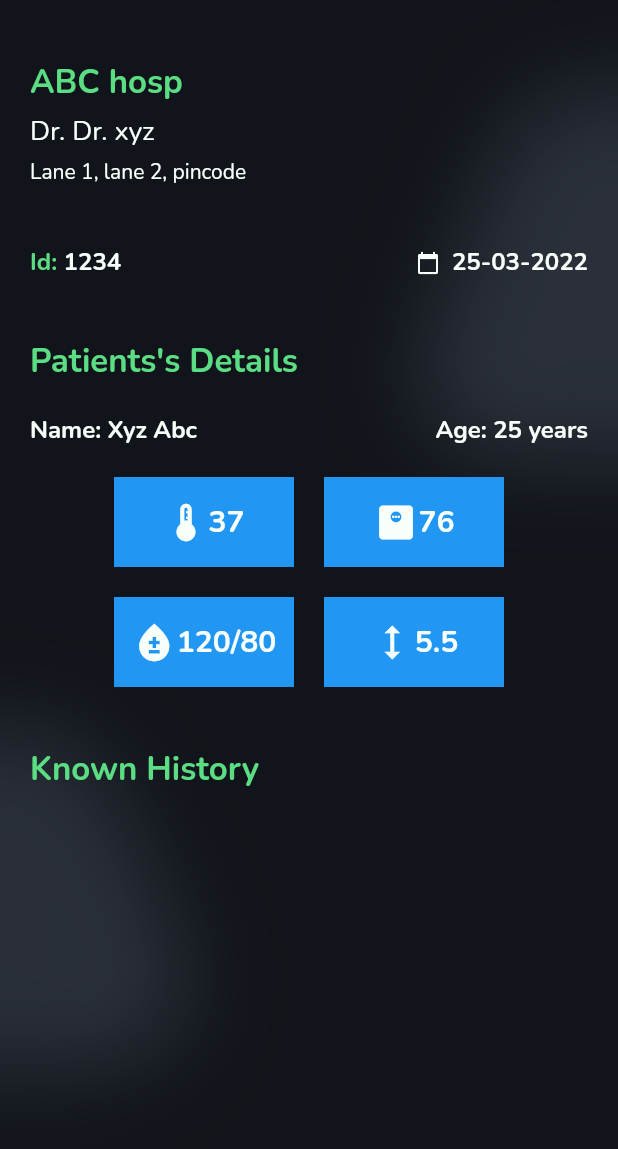
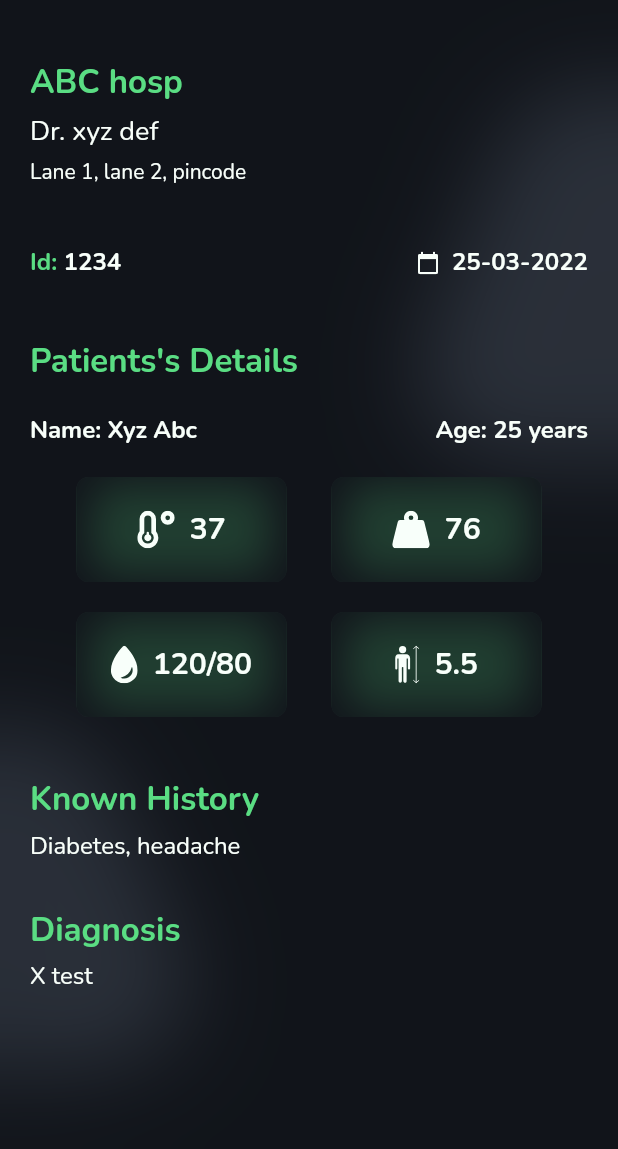
Before and after one commit to HeveshL/eRx, a Flutter app: the PrescriptionScreen screen opened directly, on a phone screen of 412 x 824 dp, the part 87-1236 px from its top. Run offline on Flutter 3.47's test engine with Material 2 defaults, Android fonts, the light colour scheme and no system bars; our stand-ins replace cloud_firestore, firebase_auth, firebase_core, flutter_svg, fluttertoast, google_fonts and 2 more; accounts and stored records are empty.

Commit message:
📃Prescription view updated

```diff
--- a/lib/screens/pharmacist_home_screen.dart
+++ b/lib/screens/pharmacist_home_screen.dart
@@ -239,13 +239,13 @@ class PharmacistHomeScreen extends StatelessWidget {
                                               const PrescriptionScreen(
                                             prescriptionId: "1234",
                                             hospitalName: "ABC hosp",
-                                            doctorName: "Dr. xyz",
+                                            doctorName: "xyz def",
                                             hospitalAddress:
                                                 "Lane 1, lane 2, pincode",
                                             prescriptionDate: "25-03-2022",
                                             patientName: "Xyz Abc",
                                             diagnosis: "X test",
-                                            knownHistory: "Diabetes",
+                                            knownHistory: "Diabetes, headache",
                                             patientAge: 25,
                                             patientBp: "120/80",
                                             patientHeight: "5.5",
--- a/lib/screens/prescription_screen.dart
+++ b/lib/screens/prescription_screen.dart
@@ -2,6 +2,7 @@ import 'dart:ui';
 
 import 'package:erx/utils/color_palette.dart';
 import 'package:erx/utils/svg_strings.dart';
+import 'package:erx/widgets/glass_box.dart';
 import 'package:flutter/material.dart';
 import 'package:flutter_svg/svg.dart';
 import 'package:google_fonts/google_fonts.dart';
@@ -68,7 +69,8 @@ class PrescriptionScreen extends StatelessWidget {
               color: const Color.fromARGB(255, 15, 18, 24).withOpacity(0.7),
             ),
             // Content
-            Padding(
+            SingleChildScrollView(
+              child: Padding(
                 padding: const EdgeInsets.symmetric(horizontal: 20),
                 child: Column(
                   crossAxisAlignment: CrossAxisAlignment.start,
@@ -223,103 +225,25 @@ class PrescriptionScreen extends StatelessWidget {
                     Center(
                       child: Wrap(
                         runSpacing: 20,
-                      spacing: 20,
+                        spacing: 30,
                         children: [
-                        Container(
-                          alignment: Alignment.center,
-                          width: 120,
-                          height: 60,
-                          color: Colors.blue,
-                          child: Row(
-                            mainAxisAlignment: MainAxisAlignment.center,
-                            children: [
-                              const Icon(
-                                Icons.thermostat,
-                                color: ColorPalette.honeyDew,
-                                size: 30,
+                          GlassBox(
+                            text: patientTemp == null ? "-" : "$patientTemp",
+                            svgString: SvgStrings.temperature,
                           ),
-                              Text(
-                                patientTemp == null ? "-" : "$patientTemp",
-                                style: GoogleFonts.nunito(
-                                  color: ColorPalette.honeyDew,
-                                  fontSize: 20,
-                                  fontWeight: FontWeight.bold,
+                          GlassBox(
+                            text:
+                                patientWeight == null ? "-" : "$patientWeight",
+                            svgString: SvgStrings.weight,
                           ),
+                          GlassBox(
+                            text: patientBp == null ? "-" : "$patientBp",
+                            svgString: SvgStrings.waterDrop,
                           ),
-                            ],
-                          ),
-                        ),
-                        Container(
-                          alignment: Alignment.center,
-                          width: 120,
-                          height: 60,
-                          color: Colors.blue,
-                          child: Row(
-                            mainAxisAlignment: MainAxisAlignment.center,
-                            children: [
-                              const Icon(
-                                Icons.monitor_weight,
-                                color: ColorPalette.honeyDew,
-                                size: 30,
-                              ),
-                              Text(
-                                patientWeight == null ? "-" : "$patientWeight",
-                                style: GoogleFonts.nunito(
-                                  color: ColorPalette.honeyDew,
-                                  fontSize: 20,
-                                  fontWeight: FontWeight.bold,
-                                ),
-                              ),
-                            ],
-                          ),
-                        ),
-                        Container(
-                          alignment: Alignment.center,
-                          width: 120,
-                          height: 60,
-                          color: Colors.blue,
-                          child: Row(
-                            mainAxisAlignment: MainAxisAlignment.center,
-                            children: [
-                              const Icon(
-                                Icons.bloodtype,
-                                color: ColorPalette.honeyDew,
-                                size: 30,
-                              ),
-                              Text(
-                                patientBp == null ? "-" : "$patientBp",
-                                style: GoogleFonts.nunito(
-                                  color: ColorPalette.honeyDew,
-                                  fontSize: 20,
-                                  fontWeight: FontWeight.bold,
-                                ),
-                              ),
-                            ],
-                          ),
-                        ),
-                        Container(
-                          alignment: Alignment.center,
-                          width: 120,
-                          height: 60,
-                          color: Colors.blue,
-                          child: Row(
-                            mainAxisAlignment: MainAxisAlignment.center,
-                            children: [
-                              const Icon(
-                                Icons.height,
-                                color: ColorPalette.honeyDew,
-                                size: 30,
-                              ),
-                              Text(
+                          GlassBox(
+                            text:
                                 patientHeight == null ? "-" : "$patientHeight",
-                                style: GoogleFonts.nunito(
-                                  color: ColorPalette.honeyDew,
-                                  fontSize: 20,
-                                  fontWeight: FontWeight.bold,
-                                ),
-                              ),
-                            ],
-                          ),
+                            svgString: SvgStrings.height,
                           ),
                         ],
                       ),
@@ -338,7 +262,43 @@ class PrescriptionScreen extends StatelessWidget {
                         ),
                       ),
                     ),
+                    const SizedBox(
+                      height: 5,
+                    ),
+                    Text(
+                      knownHistory ?? '-',
+                      style: GoogleFonts.nunito(
+                        color: ColorPalette.honeyDew,
+                        fontSize: 16,
+                        fontWeight: FontWeight.normal,
+                      ),
+                    ),
+                    const SizedBox(
+                      height: 30,
+                    ),
+                    SizedBox(
+                      child: Text(
+                        "Diagnosis",
+                        style: GoogleFonts.nunito(
+                          color: ColorPalette.malachiteGreen,
+                          fontSize: 22,
+                          fontWeight: FontWeight.bold,
+                        ),
+                      ),
+                    ),
+                    const SizedBox(
+                      height: 5,
+                    ),
+                    Text(
+                      diagnosis ?? '-',
+                      style: GoogleFonts.nunito(
+                        color: ColorPalette.honeyDew,
+                        fontSize: 16,
+                        fontWeight: FontWeight.normal,
+                      ),
+                    ),
                   ],
+                ),
               ),
             ),
             // Close button
--- a/lib/utils/svg_strings.dart
+++ b/lib/utils/svg_strings.dart
@@ -897,4 +897,41 @@ mixin SvgStrings {
   </g>
 </svg>
 ''';
+
+  static const String temperature = '''
+<svg xmlns="http://www.w3.org/2000/svg" width="34.923" height="34.923" viewBox="0 0 34.923 34.923">
+  <path id="Icon_awesome-temperature-low" data-name="Icon awesome-temperature-low" d="M28.375,0a6.548,6.548,0,1,0,6.548,6.548A6.559,6.559,0,0,0,28.375,0Zm0,8.731a2.183,2.183,0,1,1,2.183-2.183A2.18,2.18,0,0,1,28.375,8.731ZM17.462,7.639a7.639,7.639,0,1,0-15.279,0V19a9.8,9.8,0,1,0,17.462,6.1A9.734,9.734,0,0,0,17.462,19ZM9.822,30.558a5.448,5.448,0,0,1-3.274-9.809V7.639a3.274,3.274,0,1,1,6.548,0v13.11a5.448,5.448,0,0,1-3.274,9.809Zm1.091-8.533V20.736a1.091,1.091,0,1,0-2.183,0v1.289a3.274,3.274,0,1,0,2.183,0Z" fill="#f8fffa"/>
+</svg>
+''';
+
+  static const String weight = '''
+<svg xmlns="http://www.w3.org/2000/svg" width="25.824" height="25.823" viewBox="0 0 25.824 25.823">
+  <path id="Icon_awesome-weight-hanging" data-name="Icon awesome-weight-hanging" d="M25.737,22.488,22.054,7.754a1.643,1.643,0,0,0-1.557-1.3H17.458a4.842,4.842,0,1,0-9.091,0H5.328a1.643,1.643,0,0,0-1.557,1.3L.087,22.488a2.6,2.6,0,0,0,2.336,3.336H23.4A2.6,2.6,0,0,0,25.737,22.488ZM12.912,6.456a1.614,1.614,0,1,1,1.614-1.614A1.616,1.616,0,0,1,12.912,6.456Z" transform="translate(0 -0.001)" fill="#f8fffa"/>
+</svg>
+''';
+
+  static const String height = '''
+<svg xmlns="http://www.w3.org/2000/svg" width="27.78" height="42.883" viewBox="0 0 27.78 42.883">
+  <g id="Group_69" data-name="Group 69" transform="translate(-66.425 -621.321)">
+    <path id="person" d="M23.425,9.535a4.223,4.223,0,0,1,1.786.375,4.566,4.566,0,0,1,2.581,4.081V25.859a1.258,1.258,0,0,1-2.514,0V14.653c-.193-.639-1.427-.374-1.456,0V40.374c-.314,2.627-3.707,1.855-3.794-.044V24.58c-.217-1.015-1.645-.554-1.677.044.061,5.236.044,10.47.044,15.706a1.909,1.909,0,0,1-3.794.044l-.044-25.721c-.2-.625-1.341-.386-1.368,0V25.859a1.258,1.258,0,0,1-2.514,0V13.992A4.543,4.543,0,0,1,12.749,9.91a3.63,3.63,0,0,1,1.721-.375h8.956Zm-.044-5.39A4.146,4.146,0,1,1,19.235,0,4.146,4.146,0,0,1,23.38,4.146Z" transform="translate(55.75 621.55)" fill="#f8fffa"/>
+    <g id="Group_68" data-name="Group 68">
+      <line id="Line_51" data-name="Line 51" y2="41" transform="translate(90.5 622.5)" fill="none" stroke="#f8fffa" stroke-linecap="round" stroke-width="1"/>
+      <g id="Group_66" data-name="Group 66">
+        <line id="Line_52" data-name="Line 52" x2="2.975" y2="2.475" transform="translate(90.525 622.025)" fill="none" stroke="#f8fffa" stroke-linecap="round" stroke-width="1"/>
+        <line id="Line_53" data-name="Line 53" x1="2.975" y2="2.475" transform="translate(87.525 622.025)" fill="none" stroke="#f8fffa" stroke-linecap="round" stroke-width="1"/>
+      </g>
+      <g id="Group_67" data-name="Group 67" transform="translate(87.525 661.025)">
+        <line id="Line_52-2" data-name="Line 52" y1="2.475" x2="2.975" transform="translate(3)" fill="none" stroke="#f8fffa" stroke-linecap="round" stroke-width="1"/>
+        <line id="Line_53-2" data-name="Line 53" x1="2.975" y1="2.475" fill="none" stroke="#f8fffa" stroke-linecap="round" stroke-width="1"/>
+      </g>
+    </g>
+  </g>
+</svg>
+''';
+
+  static const String waterDrop = '''
+<svg xmlns="http://www.w3.org/2000/svg" width="21.725" height="30.428" viewBox="0 0 21.725 30.428">
+  <path id="waterdrop" d="M18.636,2.7c-.02-.027-.047-.047-.061-.068l-.007-.007a1.372,1.372,0,0,0-.944-.374,1.346,1.346,0,0,0-.944.374l-.007.007a.61.61,0,0,0-.061.068c-.414.428-.937.978-1.521,1.637a44.3,44.3,0,0,0-3.973,5.216C8.851,13.07,6.847,17.437,6.766,21.987c0,.088-.007.184-.007.271a10.075,10.075,0,0,0,.74,3.789,10.383,10.383,0,0,0,1.033,1.915,10.958,10.958,0,0,0,9.086,4.714A10.649,10.649,0,0,0,28.484,22.259c0-8.687-7.145-16.8-9.848-19.561ZM17.617,28.875a6.821,6.821,0,0,1-2.982-.686,12.285,12.285,0,0,0,9.223-8.8,6.787,6.787,0,0,1-6.241,9.481Z" transform="translate(-6.759 -2.25)" fill="#f8fffa"/>
+</svg>
+''';
 }
--- /dev/null
+++ b/lib/widgets/glass_box.dart
@@ -0,0 +1,71 @@
+import 'dart:ui';
+
+import 'package:erx/utils/color_palette.dart';
+import 'package:flutter/material.dart';
+import 'package:flutter_svg/flutter_svg.dart';
+import 'package:google_fonts/google_fonts.dart';
+
+class GlassBox extends StatelessWidget {
+  final String text;
+  final String svgString;
+  const GlassBox({Key? key, required this.text, required this.svgString})
+      : super(key: key);
+
+  @override
+  Widget build(BuildContext context) {
+    return ClipRRect(
+      borderRadius: BorderRadius.circular(8),
+      child: SizedBox(
+        width: 140,
+        height: 70,
+        child: Stack(
+          children: [
+            Center(
+              child: Container(
+                width: 120,
+                height: 60,
+                decoration: BoxDecoration(
+                  color: ColorPalette.malachiteGreen,
+                  borderRadius: BorderRadius.circular(8),
+                ),
+              ),
+            ),
+            BackdropFilter(
+              filter: ImageFilter.blur(
+                sigmaX: 15,
+                sigmaY: 15,
+              ),
+              child: Container(
+                color: ColorPalette.charlestonGreen.withOpacity(0.3),
+              ),
+            ),
+            Container(
+              alignment: Alignment.center,
+              width: 140,
+              height: 70,
+              color: const Color.fromARGB(255, 15, 18, 24).withOpacity(0.7),
+              child: Row(
+                mainAxisAlignment: MainAxisAlignment.center,
+                children: [
+                  SvgPicture.string(
+                    svgString,
+                    height: 25,
+                  ),
+                  SizedBox(width: 10),
+                  Text(
+                    text,
+                    style: GoogleFonts.nunito(
+                      color: ColorPalette.honeyDew,
+                      fontSize: 20,
+                      fontWeight: FontWeight.bold,
+                    ),
+                  ),
+                ],
+              ),
+            ),
+          ],
+        ),
+      ),
+    );
+  }
+}
```
Lines whose indentation alone changed are shown as unchanged.
